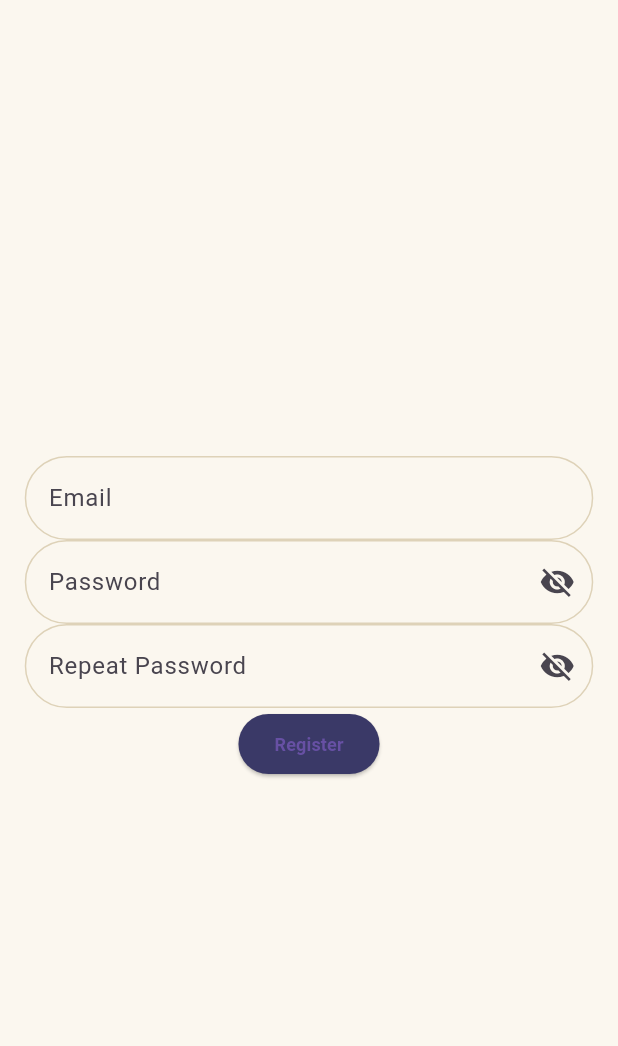
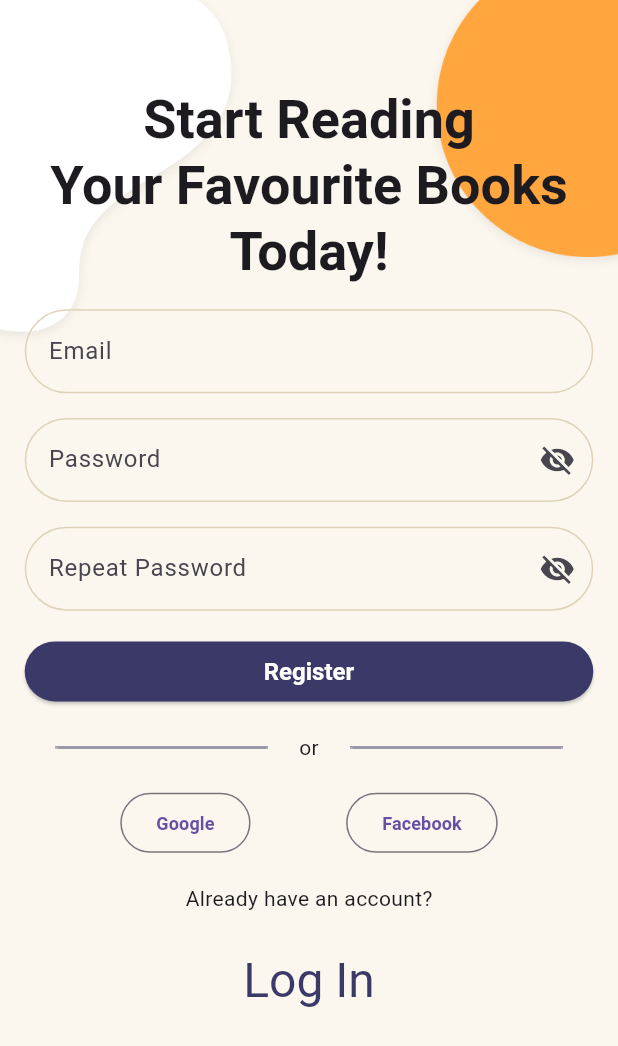
Before and after one commit to yasinertekin/books_element, a Flutter app: the RegisterView screen opened by its route, on a phone screen of 412 x 824 dp. Shown: the top 1046 px of the screen. Run offline on Flutter 3.47's test engine with Material 3 defaults, Android fonts, the phone set to English and light mode, and no system bars; our stand-ins replace auto_route, easy_localization, equatable, firebase_auth, firebase_core, flutter_bloc and 3 more; accounts and stored records are empty.

```diff
--- a/lib/feature/auth/view/register/view/register_view.dart
+++ b/lib/feature/auth/view/register/view/register_view.dart
@@ -1,14 +1,23 @@
 import 'package:auto_route/auto_route.dart';
 import 'package:bloc_example/feature/auth/view_model/cubit/register_cubit.dart';
 import 'package:bloc_example/feature/auth/view_model/state/register_state.dart';
+import 'package:bloc_example/gen/assets.gen.dart';
+import 'package:bloc_example/gen/colors.gen.dart';
 import 'package:bloc_example/product/core/constants/navigation_constants.dart';
+import 'package:bloc_example/product/core/extensions/column_extension.dart';
 import 'package:bloc_example/product/core/extensions/contex_extension.dart';
 import 'package:bloc_example/product/mixin/navigation_mixin.dart';
 import 'package:bloc_example/product/mixin/show_error_message.dart';
+import 'package:bloc_example/product/widget/custom_divider.dart';
 import 'package:bloc_example/product/widget/custom_loading.dart';
+import 'package:bloc_example/product/widget/sign_in_methods.dart';
 import 'package:bloc_example/product/widget/text_field/view/custom_text_field.dart';
 import 'package:flutter/material.dart';
 import 'package:flutter_bloc/flutter_bloc.dart';
+
+part 'widget/login_button.dart';
+part 'widget/register_button.dart';
+part 'widget/register_title.dart';
 
 /// Register View
 @RoutePage()
@@ -23,7 +32,9 @@ final class RegisterView extends StatelessWidget
       body: BlocConsumer<RegisterCubit, RegisterState>(
         listener: (context, state) {
           state.maybeWhen(
-            orElse: () {},
+            orElse: () {
+              return;
+            },
             error: (message) => showErrorMessage(context, message),
             success: () => navigateToNamedRoute(
               context,
@@ -53,14 +64,19 @@ final class _RegisterViewBody extends StatelessWidget {
     final passwordController = TextEditingController();
     final repeatPasswordController = TextEditingController();
 
-    return Form(
+    return SingleChildScrollView(
+      child: Form(
         key: formKey,
-      child: Center(
-        child: Padding(
-          padding: context.paddingAllDefault,
+        child: Stack(
+          children: [
+            Assets.images.imgHeader.image(),
+            Padding(
+              padding: context.paddingAllDefault.copyWith(
+                top: context.height * 0.07,
+              ),
               child: Column(
-            mainAxisAlignment: MainAxisAlignment.center,
                 children: [
+                  const _RegisterTitle(),
                   CustomTextField(
                     controller: emailController,
                     validatorText: 'Please enter your email',
@@ -79,19 +95,22 @@ final class _RegisterViewBody extends StatelessWidget {
                     keyboardType: TextInputType.visiblePassword,
                     textInputAction: TextInputAction.done,
                   ),
-              ElevatedButton(
-                onPressed: () {
-                  if (formKey.currentState?.validate() ?? false) {
-                    registerCubit.register(
-                      email: emailController.text,
-                      password: passwordController.text,
-                    );
-                  }
-                },
-                child: const Text('Register'),
+                  _RegisterButton(
+                    formKey: formKey,
+                    registerCubit: registerCubit,
+                    emailController: emailController,
+                    passwordController: passwordController,
+                  ),
+                  const CustomDivider(),
+                  const SignInMethods(),
+                  const Text('Already have an account?'),
+                  const _LogInButton(),
+                ],
+              ).space(
+                context.height * 0.02,
+              ),
             ),
           ],
-          ),
         ),
       ),
     );
--- /dev/null
+++ b/lib/feature/auth/view/register/view/widget/login_button.dart
@@ -0,0 +1,18 @@
+part of '../register_view.dart';
+
+final class _LogInButton extends StatelessWidget with NavigationMixin {
+  const _LogInButton();
+
+  @override
+  Widget build(BuildContext context) {
+    return TextButton(
+      onPressed: () => navigateToBack(context),
+      child: Text(
+        'Log In',
+        style: context.textTheme.headlineLarge?.copyWith(
+          color: ColorName.colorBlue,
+        ),
+      ),
+    );
+  }
+}
--- /dev/null
+++ b/lib/feature/auth/view/register/view/widget/register_button.dart
@@ -0,0 +1,36 @@
+part of '../register_view.dart';
+
+final class _RegisterButton extends StatelessWidget {
+  const _RegisterButton({
+    required this.formKey,
+    required this.registerCubit,
+    required this.emailController,
+    required this.passwordController,
+  });
+
+  final GlobalKey<FormState> formKey;
+  final RegisterCubit registerCubit;
+  final TextEditingController emailController;
+  final TextEditingController passwordController;
+
+  @override
+  Widget build(BuildContext context) {
+    return SizedBox(
+      width: double.infinity,
+      child: ElevatedButton(
+        onPressed: () {
+          if (formKey.currentState?.validate() ?? false) {
+            registerCubit.register(
+              email: emailController.text,
+              password: passwordController.text,
+            );
+          }
+        },
+        child: Text(
+          'Register',
+          style: context.textTheme.headlineSmall,
+        ),
+      ),
+    );
+  }
+}
--- /dev/null
+++ b/lib/feature/auth/view/register/view/widget/register_title.dart
@@ -0,0 +1,16 @@
+part of '../register_view.dart';
+
+final class _RegisterTitle extends StatelessWidget {
+  const _RegisterTitle();
+
+  @override
+  Widget build(BuildContext context) {
+    return Text(
+      'Start Reading\nYour Favourite Books\nToday!',
+      textAlign: TextAlign.center,
+      style: context.textTheme.displaySmall?.copyWith(
+        fontWeight: FontWeight.bold,
+      ),
+    );
+  }
+}
--- a/pubspec.yaml
+++ b/pubspec.yaml
@@ -60,6 +60,7 @@ dependencies:
   logger: ^2.0.2+1
   flutter_gen_runner: ^5.4.0
   easy_localization: ^3.0.4
+  kartal: ^3.5.0
 
 
   # Navigation
```
Also changed, not shown: 5 other files. Lines whose indentation alone changed are shown as unchanged.
